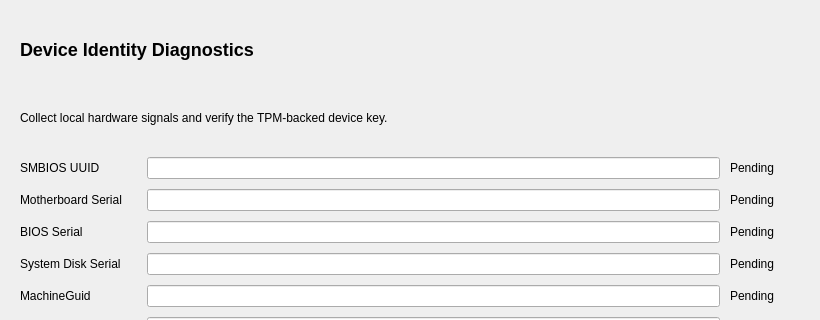
Qt form hwid-obtainer/ui/MainWindow.ui (Starhaxor/StarLoader) before a commit; both pictures show x 0 to 820 and y 0 to 320 of the 820 by 560 pixel window.
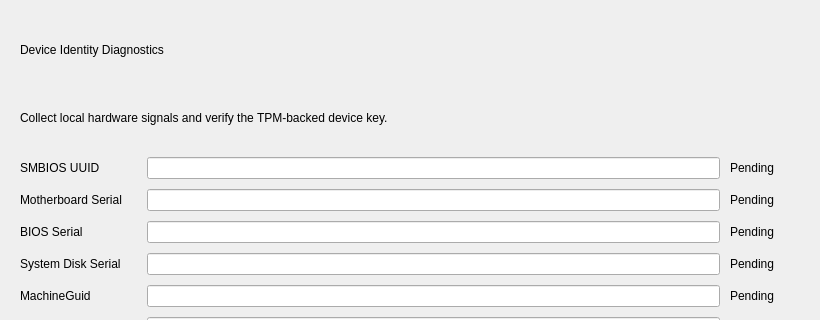
The same form after that commit.

```diff
--- a/hwid-obtainer/ui/MainWindow.ui
+++ b/hwid-obtainer/ui/MainWindow.ui
@@ -13,7 +13,7 @@
     <property name="rightMargin"><number>20</number></property>
     <property name="bottomMargin"><number>20</number></property>
     <property name="spacing"><number>10</number></property>
-    <item><widget class="QLabel" name="titleLabel"><property name="text"><string>Device Identity Diagnostics</string></property><property name="styleSheet"><string notr="true">font-size: 18px; font-weight: 700;</string></property></widget></item>
+    <item><widget class="QLabel" name="titleLabel"><property name="text"><string>Device Identity Diagnostics</string></property></widget></item>
     <item><widget class="QLabel" name="descriptionLabel"><property name="text"><string>Collect local hardware signals and verify the TPM-backed device key.</string></property><property name="wordWrap"><bool>true</bool></property></widget></item>
     <item>
      <layout class="QFormLayout" name="signalsFormLayout">
```
